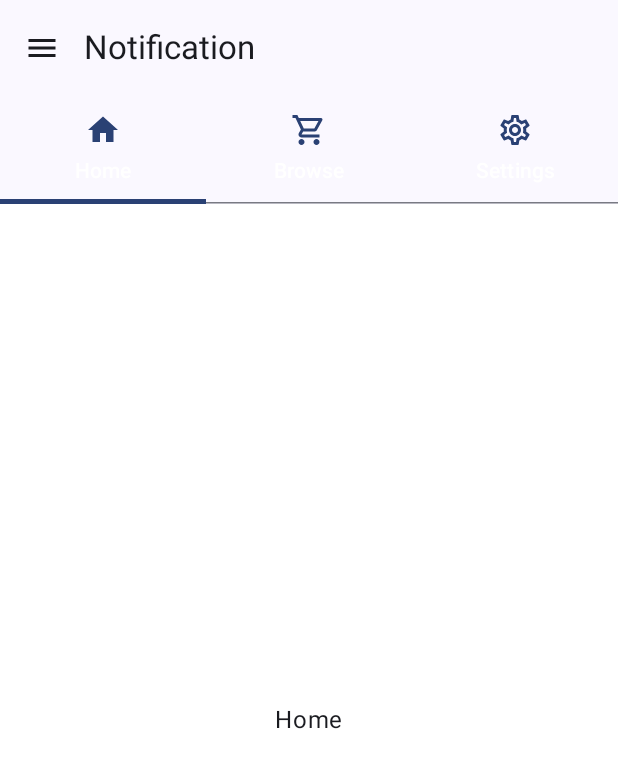
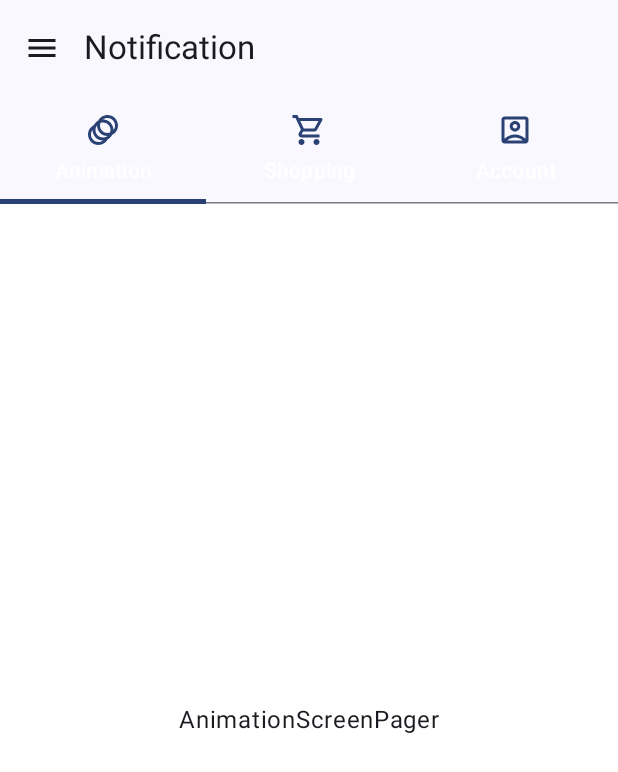
Before and after one commit to bakabaka102/BakaBakaComposeApp, an Android app built with Jetpack Compose: the NotificationScreen screen opened through its navigation route, on a phone screen of 412 x 824 dp. Shown: the top 772 px of the screen. Run offline under Robolectric (Android 15) with nearby library versions, the phone set to English and light mode, and no system bars; our stand-ins replace livedata-compose.

Commit message:
Some of charts, Canvas (Continue)

```diff
--- a/app/src/main/java/com/baka/composeapp/ui/drawermenu/NavigationGraph.kt
+++ b/app/src/main/java/com/baka/composeapp/ui/drawermenu/NavigationGraph.kt
@@ -6,7 +6,7 @@ import androidx.navigation.NavHostController
 import androidx.navigation.compose.NavHost
 import androidx.navigation.compose.composable
 import com.baka.composeapp.ui.drawermenu.screen.HomeScreen
-import com.baka.composeapp.ui.drawermenu.screen.NotificationScreen
+import com.baka.composeapp.ui.drawermenu.screen.notification.NotificationScreen
 import com.baka.composeapp.ui.drawermenu.screen.ProductDetailScreen
 import com.baka.composeapp.ui.drawermenu.screen.ProductListPage
 import com.baka.composeapp.ui.drawermenu.screen.ProfileScreen
--- a/app/src/main/java/com/baka/composeapp/ui/drawermenu/screen/HomeScreen.kt
+++ b/app/src/main/java/com/baka/composeapp/ui/drawermenu/screen/HomeScreen.kt
@@ -24,7 +24,6 @@ import com.baka.composeapp.ui.dialog.DialogProgress
 import com.baka.composeapp.ui.dialog.ShowConfirmDialog
 import com.baka.composeapp.ui.drawermenu.HomeViewModel
 
-
 @Composable
 fun HomeScreen(innerPadding: PaddingValues) {
     val viewModel = viewModel<HomeViewModel>()
@@ -41,7 +40,7 @@ fun HomeScreen(innerPadding: PaddingValues) {
         val count: State<Int?> = viewModel.count.observeAsState()
 
         Text(
-            text = "Home Screen ${count.value}", fontSize = 40.sp, color = Color.Black
+            text = "Home Screen ${count.value}", fontSize = 24.sp, color = Color.Black
         )
         Button(onClick = {
             viewModel.incrementCount()
--- /dev/null
+++ b/app/src/main/java/com/baka/composeapp/ui/drawermenu/screen/notification/AnimationScreen.kt
@@ -0,0 +1,36 @@
+package com.baka.composeapp.ui.drawermenu.screen.notification
+
+import androidx.compose.material.icons.Icons
+import androidx.compose.material.icons.filled.AccountBox
+import androidx.compose.material.icons.filled.Animation
+import androidx.compose.material.icons.filled.ShoppingCart
+import androidx.compose.material.icons.outlined.AccountBox
+import androidx.compose.material.icons.outlined.Animation
+import androidx.compose.material.icons.outlined.ShoppingCart
+import androidx.compose.ui.graphics.vector.ImageVector
+
+
+sealed class Screens(
+    val title: String = "Animation",
+    val unSelectedItem: ImageVector = Icons.Outlined.Animation,
+    val selectedIcon: ImageVector = Icons.Filled.Animation,
+) {
+
+    data object AnimationScreen : Screens(
+        title = "Animation",
+        unSelectedItem = Icons.Outlined.Animation,
+        selectedIcon = Icons.Filled.Animation,
+    )
+
+    data object ShoppingScreen : Screens(
+        title = "Shopping",
+        unSelectedItem = Icons.Outlined.ShoppingCart,
+        selectedIcon = Icons.Filled.ShoppingCart,
+    )
+
+    data object AccountScreen : Screens(
+        title = "Account",
+        unSelectedItem = Icons.Outlined.AccountBox,
+        selectedIcon = Icons.Filled.AccountBox,
+    )
+}
--- /dev/null
+++ b/app/src/main/java/com/baka/composeapp/ui/drawermenu/screen/notification/NotificationScreen.kt
@@ -0,0 +1,107 @@
+package com.baka.composeapp.ui.drawermenu.screen.notification
+
+import androidx.compose.foundation.ExperimentalFoundationApi
+import androidx.compose.foundation.background
+import androidx.compose.foundation.layout.Arrangement
+import androidx.compose.foundation.layout.Column
+import androidx.compose.foundation.layout.PaddingValues
+import androidx.compose.foundation.layout.fillMaxSize
+import androidx.compose.foundation.layout.fillMaxWidth
+import androidx.compose.foundation.layout.padding
+import androidx.compose.foundation.pager.HorizontalPager
+import androidx.compose.foundation.pager.rememberPagerState
+import androidx.compose.material3.Icon
+import androidx.compose.material3.Tab
+import androidx.compose.material3.TabRow
+import androidx.compose.material3.Text
+import androidx.compose.runtime.Composable
+import androidx.compose.runtime.LaunchedEffect
+import androidx.compose.runtime.getValue
+import androidx.compose.runtime.mutableIntStateOf
+import androidx.compose.runtime.remember
+import androidx.compose.runtime.setValue
+import androidx.compose.ui.Alignment
+import androidx.compose.ui.Modifier
+import androidx.compose.ui.graphics.Color
+
+@OptIn(ExperimentalFoundationApi::class)
+@Composable
+fun NotificationScreen(innerPadding: PaddingValues) {
+    val tabItems = listOf(Screens.AnimationScreen, Screens.ShoppingScreen, Screens.AccountScreen)
+    //https://velmurugan-murugesan.medium.com/implementing-tablayout-with-viewpager-on-jetpack-compose-ac33ba32315f
+    TabRow(innerPadding, tabItems)
+}
+
+@ExperimentalFoundationApi
+@Composable
+fun TabRow(innerPadding: PaddingValues, tabItems: List<Screens>) {
+
+    var selectedTabIndex by remember {
+        mutableIntStateOf(0)
+    }
+    val pagerState = rememberPagerState {
+        tabItems.size
+    }
+
+    LaunchedEffect(key1 = selectedTabIndex) {
+        pagerState.animateScrollToPage(selectedTabIndex)
+    }
+
+    LaunchedEffect(key1 = pagerState.currentPage, pagerState.isScrollInProgress) {
+        if (pagerState.isScrollInProgress.not())
+            selectedTabIndex = pagerState.currentPage
+    }
+
+    Column(
+        modifier = Modifier
+            .padding(innerPadding)
+            .fillMaxSize()
+            .background(Color.White),
+        verticalArrangement = Arrangement.Center,
+        horizontalAlignment = Alignment.CenterHorizontally
+    ) {
+
+        TabRow(selectedTabIndex = selectedTabIndex) {
+            tabItems.forEachIndexed { index, tabItem ->
+
+                Tab(
+                    selected = index == selectedTabIndex,
+                    onClick = {
+                        selectedTabIndex = index
+                    },
+                    text = { Text(text = tabItem.title, color = Color.White) },
+                    icon = {
+                        Icon(
+                            imageVector = if (index == selectedTabIndex) {
+                                tabItem.selectedIcon
+                            } else {
+                                tabItem.unSelectedItem
+                            },
+                            contentDescription = tabItem.title
+                        )
+                    }
+                )
+            }
+        }
+
+        HorizontalPager(
+            state = pagerState, modifier = Modifier
+                .fillMaxWidth()
+                .weight(1f)
+        ) { index ->
+            TabSheet(index)
+        }
+    }
+}
+
+@Composable
+fun TabSheet(
+    selectedTab: Int,
+    /* pages: List<String>*/
+) {
+    when (selectedTab) {
+        0 -> AnimationScreenPager()
+        1 -> ShoppingScreenPager()
+        2 -> AccountScreenPager()
+    }
+}
--- /dev/null
+++ b/app/src/main/java/com/baka/composeapp/ui/drawermenu/screen/notification/ScreensPager.kt
@@ -0,0 +1,29 @@
+package com.baka.composeapp.ui.drawermenu.screen.notification
+
+import androidx.compose.foundation.layout.Box
+import androidx.compose.foundation.layout.fillMaxSize
+import androidx.compose.material3.Text
+import androidx.compose.runtime.Composable
+import androidx.compose.ui.Alignment
+import androidx.compose.ui.Modifier
+
+@Composable
+fun AnimationScreenPager() {
+    Box(modifier = Modifier.fillMaxSize(), contentAlignment = Alignment.Center) {
+        Text(text = "AnimationScreenPager")
+    }
+}
+
+@Composable
+fun ShoppingScreenPager() {
+    Box(modifier = Modifier.fillMaxSize(), contentAlignment = Alignment.Center) {
+        Text(text = "ShoppingScreenPager")
+    }
+}
+
+@Composable
+fun AccountScreenPager() {
+    Box(modifier = Modifier.fillMaxSize(), contentAlignment = Alignment.Center) {
+        Text(text = "AccountScreenPager")
+    }
+}
```
Also changed, not shown: app/src/main/java/com/baka/composeapp/ui/bottomnavigation/Screen1.kt (+14 -3 lines), app/src/main/java/com/baka/composeapp/ui/bottomnavigation/Screen3.kt (+0 -80 lines).
